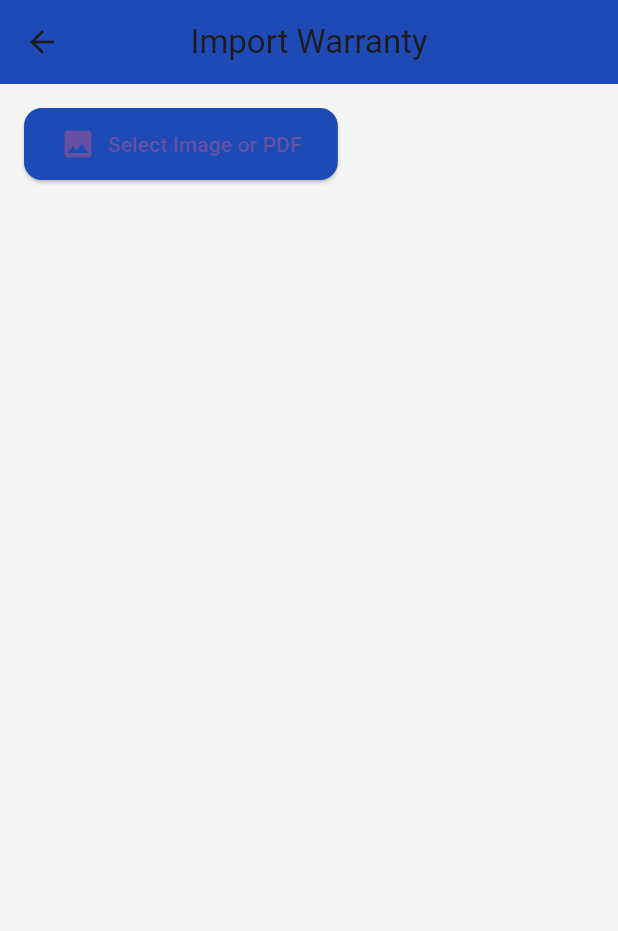
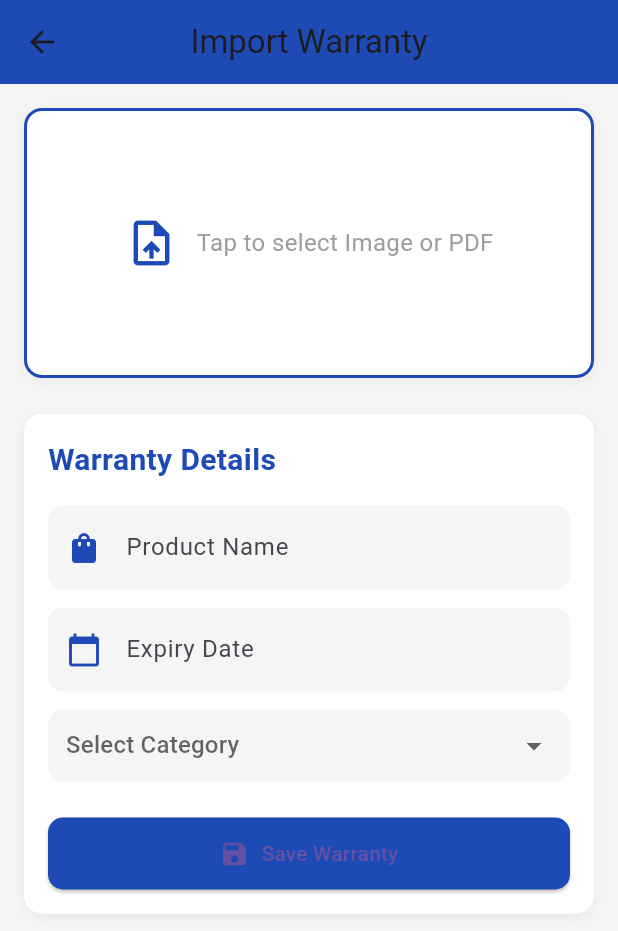
Before and after one commit to Ashiik765/warranty_tracker, a Flutter app: the ImportPage screen opened directly, on a phone screen of 412 x 824 dp. Shown: the top 931 px of the screen. Run offline on Flutter 3.47's test engine with Material 3 defaults, Android fonts, the light colour scheme and no system bars; our stand-ins replace cloud_firestore, file_picker, firebase_auth, firebase_core, firebase_storage, flutter_local_notifications and 4 more; missing offline and left inert: google_mlkit_text_recognition, syncfusion_flutter_pdfviewer; accounts and stored records are empty.

Commit message:
removed the hlelp

```diff
--- a/lib/import_page.dart
+++ b/lib/import_page.dart
@@ -6,7 +6,7 @@
 import 'package:cloud_firestore/cloud_firestore.dart';
 import 'package:syncfusion_flutter_pdfviewer/pdfviewer.dart';
 import 'package:intl/intl.dart';
-import 'notification_service.dart'; // <-- Make sure this exists and is properly configured
+// Notifications removed — NotificationService is not used
 
 class ImportPage extends StatefulWidget {
   const ImportPage({super.key});
@@ -60,7 +60,7 @@
       String extractedText = '';
 
       if (file.path.endsWith('.pdf')) {
-        extractedText = '';
+        extractedText = ''; // PDF OCR can be added here if needed
       } else {
         try {
           final inputImage = InputImage.fromFile(file);
@@ -76,7 +76,7 @@
         }
       }
 
-      // Parse text for product and expiry date (same as scan_page)
+      // Parse text for product and expiry date
       parseTextForFields(extractedText);
     } catch (e) {
       print('Error processing file: $e');
@@ -86,13 +86,11 @@
         );
       }
     } finally {
-      if (mounted) {
-        setState(() => _isProcessing = false);
-      }
+      if (mounted) setState(() => _isProcessing = false);
     }
   }
 
-  // =================== PARSE TEXT (Same as scan_page) ======================
+  // =================== PARSE TEXT ======================
   void parseTextForFields(String text) {
     bool foundProduct = false;
     bool foundDate = false;
@@ -130,13 +128,12 @@
       }
     }
 
-    // Fallback: pick first meaningful line for product
+    // Fallback for product
     if (!foundProduct) {
       for (var line in lines) {
         if (line.trim().length > 3 &&
             !RegExp(r'^[\d\W]+$').hasMatch(line.trim())) {
           productController.text = line.trim();
-          foundProduct = true;
           break;
         }
       }
@@ -150,12 +147,10 @@
       if (match1 != null) {
         expiryController.text = match1.group(1)!;
         _selectedExpiry = DateTime.parse(expiryController.text);
-        foundDate = true;
       } else if (match2 != null) {
         final parts = match2.group(1)!.split('/');
         expiryController.text = "${parts[2]}-${parts[1]}-${parts[0]}";
         _selectedExpiry = DateTime.parse(expiryController.text);
-        foundDate = true;
       }
     }
 
@@ -190,35 +185,13 @@
       'timestamp': Timestamp.now(),
     });
 
-    // =================== Schedule Notifications ======================
-    if (_selectedExpiry != null) {
-      // For testing: schedule notifications for 5 seconds from now
-      // In production, change to: 10 days and 1 day before expiry
-      final now = DateTime.now();
-      final reminder10 = now.add(const Duration(seconds: 5)); // Test: 5 seconds
-      final reminder1 =
-          now.add(const Duration(seconds: 10)); // Test: 10 seconds
-
-      NotificationService.scheduleNotification(
-        id: receiptRef.id.hashCode,
-        title: "Warranty Expiring Soon",
-        body: "${productController.text} warranty expires in 10 days.",
-        scheduledTime: reminder10,
-      );
-
-      NotificationService.scheduleNotification(
-        id: receiptRef.id.hashCode + 1,
-        title: "Warranty Expiring Tomorrow",
-        body: "${productController.text} warranty expires tomorrow!",
-        scheduledTime: reminder1,
-      );
-    }
+    // Notifications removed — scheduling disabled
 
     ScaffoldMessenger.of(context).showSnackBar(
       const SnackBar(content: Text('Receipt saved successfully!')),
     );
 
-    Navigator.pop(context); // Back to home
+    Navigator.pop(context);
   }
 
   // =================== PICK EXPIRY DATE ======================
@@ -238,8 +211,24 @@
     }
   }
 
+  IconData _getCategoryIcon(String category) {
+    switch (category.toLowerCase()) {
+      case 'electronics':
+        return Icons.electrical_services;
+      case 'vehicle':
+        return Icons.directions_car;
+      case 'home appliances':
+        return Icons.kitchen;
+      default:
+        return Icons.category;
+    }
+  }
+
   @override
   Widget build(BuildContext context) {
+    final screenWidth = MediaQuery.of(context).size.width;
+    final isWideScreen = screenWidth > 700; // adjust breakpoint as needed
+
     return Scaffold(
       backgroundColor: const Color(0xFFF5F5F5),
       appBar: AppBar(
@@ -248,59 +237,171 @@
         elevation: 0,
         centerTitle: true,
       ),
-      body: Column(
+      body: Stack(
         children: [
           Padding(
             padding: const EdgeInsets.all(16.0),
-            child: ElevatedButton.icon(
-              onPressed: pickFile,
-              icon: const Icon(Icons.image, size: 24),
-              label: const Text('Select Image or PDF'),
-              style: ElevatedButton.styleFrom(
-                backgroundColor: const Color(0xFF1D4AB4),
-                padding:
-                    const EdgeInsets.symmetric(horizontal: 24, vertical: 12),
-                shape: RoundedRectangleBorder(
-                  borderRadius: BorderRadius.circular(12),
-                ),
-              ),
-            ),
-          ),
-          if (_selectedFile != null)
-            Expanded(
-              child: Stack(
+            child: isWideScreen
+                ? Row(
+                    crossAxisAlignment: CrossAxisAlignment.start,
                     children: [
-                  Row(
-                    children: [
-                      // Image Preview
+                      // =================== Left: File Preview ======================
                       Expanded(
                         flex: 1,
+                        child: Column(
+                          children: [
+                            GestureDetector(
+                              onTap: pickFile,
                               child: Container(
-                          margin: const EdgeInsets.all(12),
+                                height: 250,
                                 decoration: BoxDecoration(
+                                  color: Colors.white,
+                                  border: Border.all(
+                                      color: const Color(0xFF1D4AB4), width: 2),
                                   borderRadius: BorderRadius.circular(12),
                                   boxShadow: [
                                     BoxShadow(
-                                color: Colors.black.withOpacity(0.1),
+                                      color: Colors.black.withOpacity(0.05),
                                       blurRadius: 8,
                                       offset: const Offset(0, 2),
                                     ),
                                   ],
                                 ),
-                          child: ClipRRect(
-                            borderRadius: BorderRadius.circular(12),
-                            child: _selectedFile!.path.endsWith('.pdf')
+                                child: _selectedFile != null
+                                    ? (_selectedFile!.path.endsWith('.pdf')
                                         ? SfPdfViewer.file(_selectedFile!)
-                                : Image.file(_selectedFile!, fit: BoxFit.cover),
+                                        : ClipRRect(
+                                            borderRadius:
+                                                BorderRadius.circular(12),
+                                            child: Image.file(
+                                              _selectedFile!,
+                                              fit: BoxFit.cover,
+                                            ),
+                                          ))
+                                    : Center(
+                                        child: Row(
+                                          mainAxisAlignment:
+                                              MainAxisAlignment.center,
+                                          children: const [
+                                            Icon(Icons.upload_file,
+                                                color: Color(0xFF1D4AB4),
+                                                size: 36),
+                                            SizedBox(width: 12),
+                                            Text(
+                                              "Tap to select Image or PDF",
+                                              style: TextStyle(
+                                                  color: Colors.grey,
+                                                  fontSize: 16),
+                                            ),
+                                          ],
                                         ),
                                       ),
                               ),
-                      // Form Fields
+                            ),
+                          ],
+                        ),
+                      ),
+                      const SizedBox(width: 24),
+
+                      // =================== Right: Form Fields ======================
                       Expanded(
                         flex: 1,
-                        child: Padding(
-                          padding: const EdgeInsets.all(16.0),
-                          child: SingleChildScrollView(
+                        child: _buildFormContainer(),
+                      ),
+                    ],
+                  )
+                : Column(
+                    children: [
+                      GestureDetector(
+                        onTap: pickFile,
+                        child: Container(
+                          height: 180,
+                          width: double.infinity,
+                          decoration: BoxDecoration(
+                            color: Colors.white,
+                            border: Border.all(
+                                color: const Color(0xFF1D4AB4), width: 2),
+                            borderRadius: BorderRadius.circular(12),
+                            boxShadow: [
+                              BoxShadow(
+                                color: Colors.black.withOpacity(0.05),
+                                blurRadius: 8,
+                                offset: const Offset(0, 2),
+                              ),
+                            ],
+                          ),
+                          child: _selectedFile != null
+                              ? (_selectedFile!.path.endsWith('.pdf')
+                                  ? SfPdfViewer.file(_selectedFile!)
+                                  : ClipRRect(
+                                      borderRadius: BorderRadius.circular(12),
+                                      child: Image.file(
+                                        _selectedFile!,
+                                        fit: BoxFit.cover,
+                                      ),
+                                    ))
+                              : Center(
+                                  child: Row(
+                                    mainAxisAlignment: MainAxisAlignment.center,
+                                    children: const [
+                                      Icon(Icons.upload_file,
+                                          color: Color(0xFF1D4AB4), size: 36),
+                                      SizedBox(width: 12),
+                                      Text(
+                                        "Tap to select Image or PDF",
+                                        style: TextStyle(
+                                            color: Colors.grey, fontSize: 16),
+                                      ),
+                                    ],
+                                  ),
+                                ),
+                        ),
+                      ),
+                      const SizedBox(height: 24),
+                      _buildFormContainer(),
+                    ],
+                  ),
+          ),
+          if (_isProcessing)
+            Container(
+              color: Colors.black.withOpacity(0.3),
+              child: const Center(
+                child: Column(
+                  mainAxisAlignment: MainAxisAlignment.center,
+                  children: [
+                    CircularProgressIndicator(color: Colors.white),
+                    SizedBox(height: 16),
+                    Text(
+                      'Processing...',
+                      style: TextStyle(
+                        color: Colors.white,
+                        fontSize: 16,
+                        fontWeight: FontWeight.bold,
+                      ),
+                    ),
+                  ],
+                ),
+              ),
+            ),
+        ],
+      ),
+    );
+  }
+
+  Widget _buildFormContainer() {
+    return Container(
+      padding: const EdgeInsets.all(16),
+      decoration: BoxDecoration(
+        color: Colors.white,
+        borderRadius: BorderRadius.circular(12),
+        boxShadow: [
+          BoxShadow(
+            color: Colors.black.withOpacity(0.05),
+            blurRadius: 8,
+            offset: const Offset(0, 2),
+          ),
+        ],
+      ),
       child: Column(
         crossAxisAlignment: CrossAxisAlignment.stretch,
         children: [
@@ -313,36 +414,25 @@
             ),
           ),
           const SizedBox(height: 16),
-                                // Product Name Field
+
+          // Product Name
           TextField(
             controller: productController,
             decoration: InputDecoration(
               labelText: 'Product Name',
-                                    labelStyle: const TextStyle(
-                                        color: Color(0xFF1D4AB4)),
-                                    prefixIcon: const Icon(Icons.shopping_bag,
-                                        color: Color(0xFF1D4AB4)),
+              prefixIcon:
+                  const Icon(Icons.shopping_bag, color: Color(0xFF1D4AB4)),
               filled: true,
-                                    fillColor: Colors.white,
+              fillColor: Colors.grey[100],
               border: OutlineInputBorder(
                 borderRadius: BorderRadius.circular(10),
-                                      borderSide: const BorderSide(
-                                          color: Color(0xFFE0E0E0)),
-                                    ),
-                                    enabledBorder: OutlineInputBorder(
-                                      borderRadius: BorderRadius.circular(10),
-                                      borderSide: const BorderSide(
-                                          color: Color(0xFFE0E0E0)),
-                                    ),
-                                    focusedBorder: OutlineInputBorder(
-                                      borderRadius: BorderRadius.circular(10),
-                                      borderSide: const BorderSide(
-                                          color: Color(0xFF1D4AB4), width: 2),
+                borderSide: BorderSide.none,
               ),
             ),
           ),
           const SizedBox(height: 12),
-                                // Expiry Date Field
+
+          // Expiry Date
           GestureDetector(
             onTap: pickExpiryDate,
             child: AbsorbPointer(
@@ -350,45 +440,25 @@
                 controller: expiryController,
                 decoration: InputDecoration(
                   labelText: 'Expiry Date',
-                                        labelStyle: const TextStyle(
-                                            color: Color(0xFF1D4AB4)),
-                                        prefixIcon: const Icon(
-                                            Icons.calendar_today,
+                  prefixIcon: const Icon(Icons.calendar_today,
                       color: Color(0xFF1D4AB4)),
                   filled: true,
-                                        fillColor: Colors.white,
+                  fillColor: Colors.grey[100],
                   border: OutlineInputBorder(
-                                          borderRadius:
-                                              BorderRadius.circular(10),
-                                          borderSide: const BorderSide(
-                                              color: Color(0xFFE0E0E0)),
-                                        ),
-                                        enabledBorder: OutlineInputBorder(
-                                          borderRadius:
-                                              BorderRadius.circular(10),
-                                          borderSide: const BorderSide(
-                                              color: Color(0xFFE0E0E0)),
-                                        ),
-                                        focusedBorder: OutlineInputBorder(
-                                          borderRadius:
-                                              BorderRadius.circular(10),
-                                          borderSide: const BorderSide(
-                                              color: Color(0xFF1D4AB4),
-                                              width: 2),
+                    borderRadius: BorderRadius.circular(10),
+                    borderSide: BorderSide.none,
                   ),
                 ),
               ),
             ),
           ),
           const SizedBox(height: 12),
+
           // Category Dropdown
           Container(
-                                  padding: const EdgeInsets.symmetric(
-                                      horizontal: 12),
+            padding: const EdgeInsets.symmetric(horizontal: 12),
             decoration: BoxDecoration(
-                                    color: Colors.white,
-                                    border: Border.all(
-                                        color: const Color(0xFFE0E0E0)),
+              color: Colors.grey[100],
               borderRadius: BorderRadius.circular(10),
             ),
             child: DropdownButton<String>(
@@ -401,16 +471,13 @@
                         value: cat,
                         child: Row(
                           children: [
-                                                Icon(
-                                                  _getCategoryIcon(cat),
-                                                  color:
-                                                      const Color(0xFF1D4AB4),
-                                                  size: 20,
-                                                ),
+                            Icon(_getCategoryIcon(cat),
+                                color: const Color(0xFF1D4AB4), size: 20),
                             const SizedBox(width: 8),
                             Text(cat),
                           ],
-                                            )))
+                        ),
+                      ))
                   .toList(),
               onChanged: (value) {
                 if (value != null) {
@@ -422,6 +489,7 @@
             ),
           ),
           const SizedBox(height: 24),
+
           // Save Button
           ElevatedButton.icon(
             onPressed: saveToFirebase,
@@ -429,8 +497,7 @@
             label: const Text('Save Warranty'),
             style: ElevatedButton.styleFrom(
               backgroundColor: const Color(0xFF1D4AB4),
-                                    padding: const EdgeInsets.symmetric(
-                                        vertical: 14),
+              padding: const EdgeInsets.symmetric(vertical: 14),
               shape: RoundedRectangleBorder(
                 borderRadius: BorderRadius.circular(10),
               ),
@@ -438,50 +505,6 @@
           ),
         ],
       ),
-                          ),
-                        ),
-                      ),
-                    ],
-                  ),
-                  if (_isProcessing)
-                    Container(
-                      color: Colors.black.withOpacity(0.3),
-                      child: const Center(
-                        child: Column(
-                          mainAxisAlignment: MainAxisAlignment.center,
-                          children: [
-                            CircularProgressIndicator(color: Colors.white),
-                            SizedBox(height: 16),
-                            Text(
-                              'Processing Image...',
-                              style: TextStyle(
-                                color: Colors.white,
-                                fontSize: 16,
-                                fontWeight: FontWeight.bold,
-                              ),
-                            ),
-                          ],
-                        ),
-                      ),
-                    ),
-                ],
-              ),
-            ),
-        ],
-      ),
     );
   }
-
-  IconData _getCategoryIcon(String category) {
-    switch (category.toLowerCase()) {
-      case 'electronics':
-        return Icons.electrical_services;
-      case 'vehicle':
-        return Icons.directions_car;
-      case 'home appliances':
-        return Icons.kitchen;
-      default:
-        return Icons.category;
 }
-  }
-}
```
Lines whose indentation alone changed are shown as unchanged.
